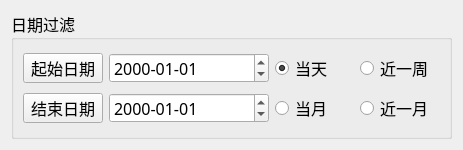
First picture: the form in PDU-CalibrateTool/common/sqlcom/sqldatebar.ui, repository ChinaClever/PDU-CalibrateTool, before the edit.
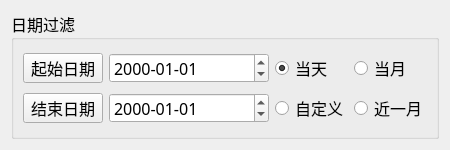
Second picture: the form after the edit.

Diff of the .ui file:
```diff
--- a/PDU-CalibrateTool/common/sqlcom/sqldatebar.ui
+++ b/PDU-CalibrateTool/common/sqlcom/sqldatebar.ui
@@ -6,7 +6,7 @@
    <rect>
     <x>0</x>
     <y>0</y>
-    <width>463</width>
+    <width>443</width>
     <height>150</height>
    </rect>
   </property>
@@ -75,7 +75,7 @@
        </widget>
       </item>
       <item row="0" column="3">
-       <widget class="QRadioButton" name="weekRadio">
+       <widget class="QRadioButton" name="currentMonthRadio">
         <property name="maximumSize">
          <size>
           <width>16777215</width>
@@ -83,7 +83,7 @@
          </size>
         </property>
         <property name="text">
-         <string>近一周</string>
+         <string>当月</string>
         </property>
        </widget>
       </item>
@@ -120,7 +120,7 @@
        </widget>
       </item>
       <item row="1" column="2">
-       <widget class="QRadioButton" name="currentMonthRadio">
+       <widget class="QRadioButton" name="weekRadio">
         <property name="maximumSize">
          <size>
           <width>16777215</width>
@@ -128,7 +128,10 @@
          </size>
         </property>
         <property name="text">
-         <string>当月</string>
+         <string>自定义</string>
+        </property>
+        <property name="checked">
+         <bool>false</bool>
         </property>
        </widget>
       </item>
```
